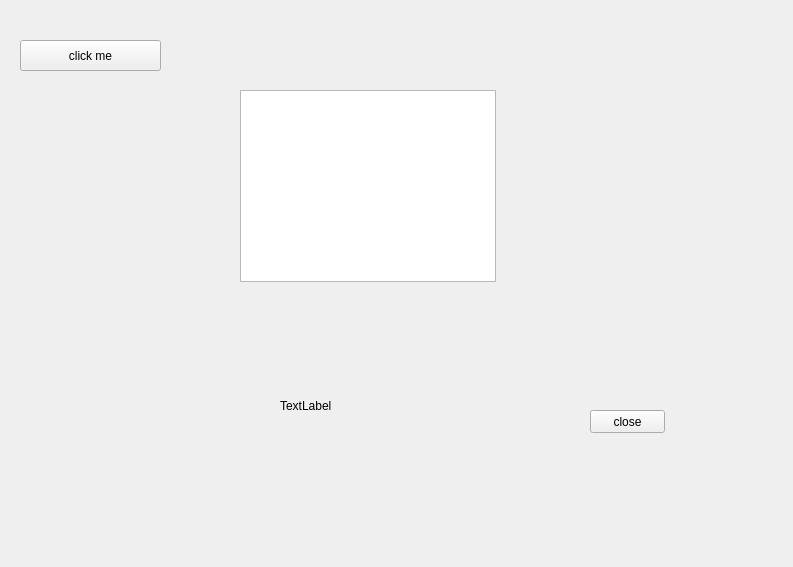
Old version of the form src/NewMainWindow.ui in the repository junyiha/cpp-win.
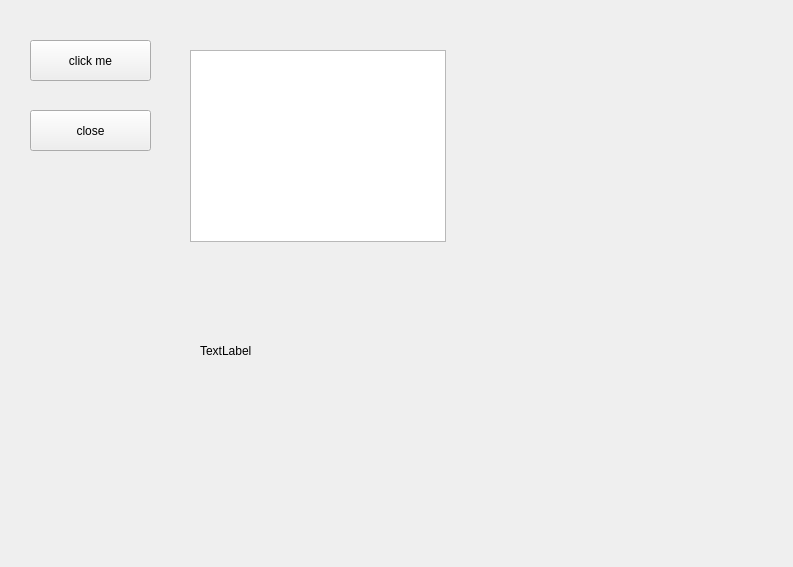
New version of the form.

The edit to the form file:
```diff
--- a/src/NewMainWindow.ui
+++ b/src/NewMainWindow.ui
@@ -16,10 +16,10 @@
   <widget class="QPushButton" name="pushButton">
    <property name="geometry">
     <rect>
-     <x>20</x>
+     <x>30</x>
      <y>40</y>
-     <width>141</width>
-     <height>31</height>
+     <width>121</width>
+     <height>41</height>
     </rect>
    </property>
    <property name="text">
@@ -29,8 +29,8 @@
   <widget class="QGraphicsView" name="graphicsView">
    <property name="geometry">
     <rect>
-     <x>240</x>
-     <y>90</y>
+     <x>190</x>
+     <y>50</y>
      <width>256</width>
      <height>192</height>
     </rect>
@@ -39,10 +39,10 @@
   <widget class="QLabel" name="label">
    <property name="geometry">
     <rect>
-     <x>280</x>
-     <y>350</y>
-     <width>191</width>
-     <height>111</height>
+     <x>200</x>
+     <y>290</y>
+     <width>241</width>
+     <height>121</height>
     </rect>
    </property>
    <property name="contextMenuPolicy">
@@ -55,10 +55,10 @@
   <widget class="QPushButton" name="closeButton">
    <property name="geometry">
     <rect>
-     <x>590</x>
-     <y>410</y>
-     <width>75</width>
-     <height>23</height>
+     <x>30</x>
+     <y>110</y>
+     <width>121</width>
+     <height>41</height>
     </rect>
    </property>
    <property name="text">
```
